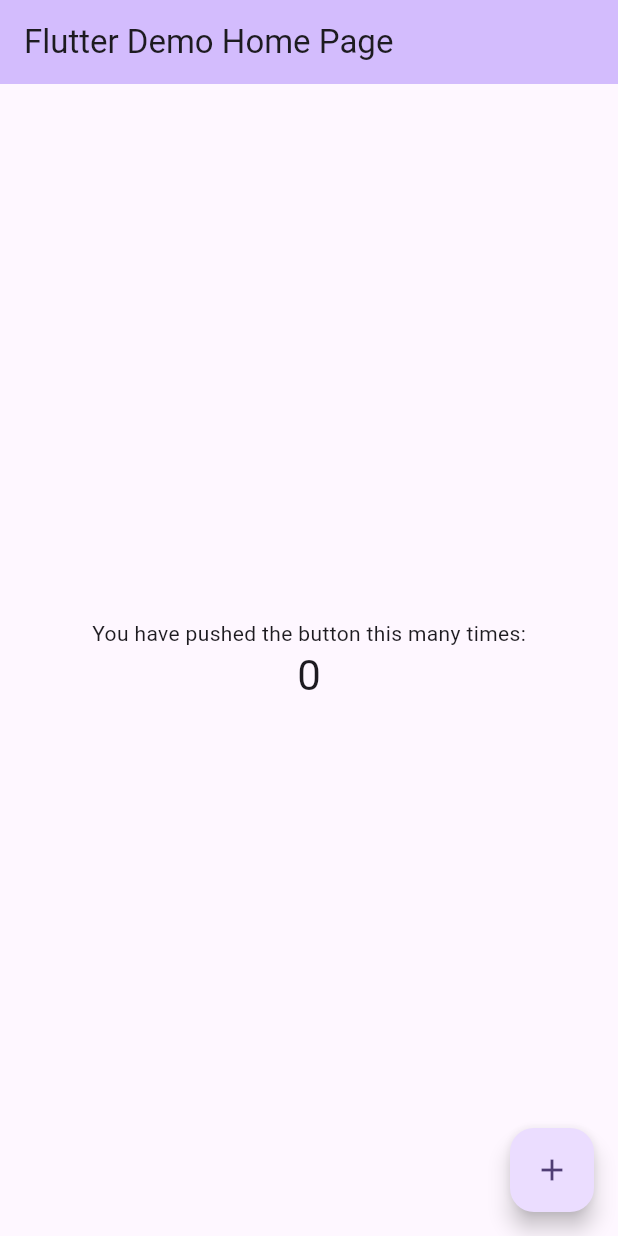
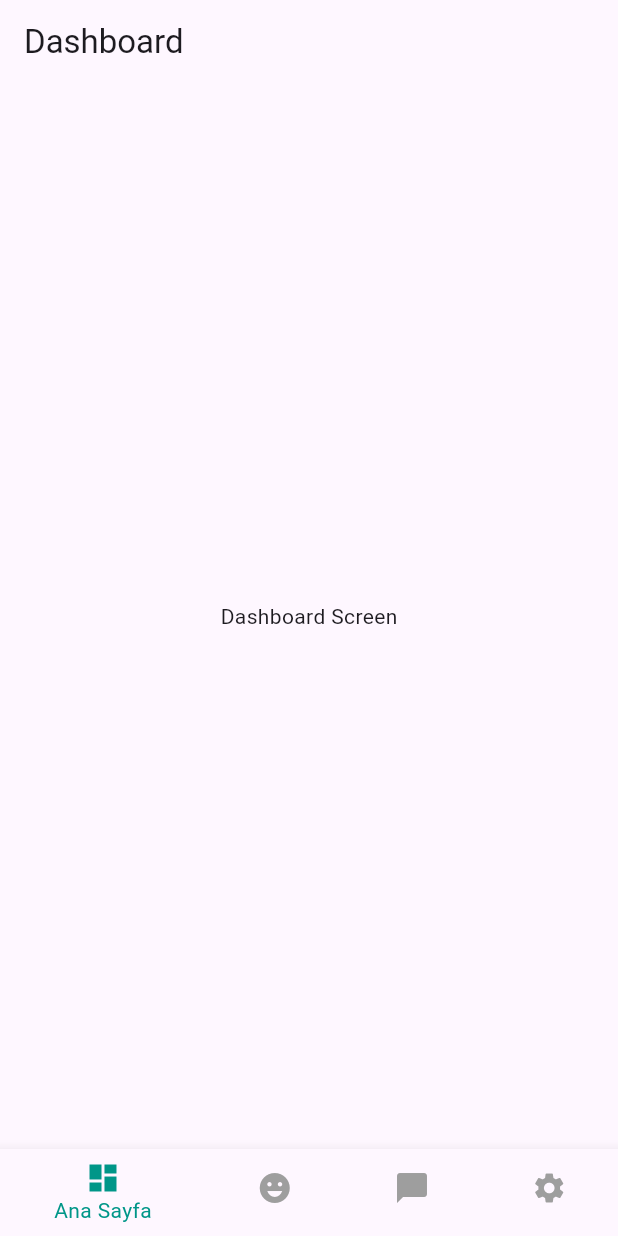
Before and after one commit to ilknur0zgenc/health-tracking-system, a Flutter app: the screen it shows after launch, on a phone screen of 412 x 824 dp. Run offline on Flutter 3.47's test engine with Material 3 defaults, Android fonts, the phone set to English and light mode, and no system bars; our stand-ins replace firebase_core; accounts and stored records are empty.

Commit message:
Add main navigation and screens for health tracking app

```diff
--- a/health_care/lib/main.dart
+++ b/health_care/lib/main.dart
@@ -1,128 +1,86 @@
 import 'package:flutter/material.dart';
 import 'package:firebase_core/firebase_core.dart';
 import 'firebase_options.dart';
+import 'screens/dashboard_screen.dart';
+import 'screens/water_screen.dart';
+import 'screens/medication_screen.dart';
+import 'screens/appointment_screen.dart';
+import 'screens/mood_screen.dart';
+import 'screens/chatbot_screen.dart';
+import 'screens/settings_screen.dart';
 
-void main() async {
-  WidgetsFlutterBinding.ensureInitialized();
-  await Firebase.initializeApp(
-    options: DefaultFirebaseOptions.currentPlatform,
-  );
+void main() {
   runApp(const MyApp());
 }
 
 class MyApp extends StatelessWidget {
   const MyApp({super.key});
 
-  // This widget is the root of your application.
   @override
   Widget build(BuildContext context) {
     return MaterialApp(
-      title: 'Flutter Demo',
+      debugShowCheckedModeBanner: false,
+      title: "Health Tracking App",
       theme: ThemeData(
-        // This is the theme of your application.
-        //
-        // TRY THIS: Try running your application with "flutter run". You'll see
-        // the application has a purple toolbar. Then, without quitting the app,
-        // try changing the seedColor in the colorScheme below to Colors.green
-        // and then invoke "hot reload" (save your changes or press the "hot
-        // reload" button in a Flutter-supported IDE, or press "r" if you used
-        // the command line to start the app).
-        //
-        // Notice that the counter didn't reset back to zero; the application
-        // state is not lost during the reload. To reset the state, use hot
-        // restart instead.
-        //
-        // This works for code too, not just values: Most code changes can be
-        // tested with just a hot reload.
-        colorScheme: ColorScheme.fromSeed(seedColor: Colors.deepPurple),
+        primarySwatch: Colors.teal,
       ),
-      home: const MyHomePage(title: 'Flutter Demo Home Page'),
+      home: const MainNavigation(),
     );
   }
 }
 
-class MyHomePage extends StatefulWidget {
-  const MyHomePage({super.key, required this.title});
-
-  // This widget is the home page of your application. It is stateful, meaning
-  // that it has a State object (defined below) that contains fields that affect
-  // how it looks.
-
-  // This class is the configuration for the state. It holds the values (in this
-  // case the title) provided by the parent (in this case the App widget) and
-  // used by the build method of the State. Fields in a Widget subclass are
-  // always marked "final".
-
-  final String title;
+class MainNavigation extends StatefulWidget {
+  const MainNavigation({super.key});
 
   @override
-  State<MyHomePage> createState() => _MyHomePageState();
+  State<MainNavigation> createState() => _MainNavigationState();
 }
 
-class _MyHomePageState extends State<MyHomePage> {
-  int _counter = 0;
+class _MainNavigationState extends State<MainNavigation> {
+  int _currentIndex = 0;
 
-  void _incrementCounter() {
-    setState(() {
-      // This call to setState tells the Flutter framework that something has
-      // changed in this State, which causes it to rerun the build method below
-      // so that the display can reflect the updated values. If we changed
-      // _counter without calling setState(), then the build method would not be
-      // called again, and so nothing would appear to happen.
-      _counter++;
-    });
-  }
+  final List<Widget> _pages = [
+    DashboardScreen(),
+    MoodScreen(),
+    ChatbotScreen(),
+    SettingsScreen(),
+  ];
 
   @override
   Widget build(BuildContext context) {
-    // This method is rerun every time setState is called, for instance as done
-    // by the _incrementCounter method above.
-    //
-    // The Flutter framework has been optimized to make rerunning build methods
-    // fast, so that you can just rebuild anything that needs updating rather
-    // than having to individually change instances of widgets.
     return Scaffold(
-      appBar: AppBar(
-        // TRY THIS: Try changing the color here to a specific color (to
-        // Colors.amber, perhaps?) and trigger a hot reload to see the AppBar
-        // change color while the other colors stay the same.
-        backgroundColor: Theme.of(context).colorScheme.inversePrimary,
-        // Here we take the value from the MyHomePage object that was created by
-        // the App.build method, and use it to set our appbar title.
-        title: Text(widget.title),
+      body: _pages[_currentIndex],
+
+      bottomNavigationBar: BottomNavigationBar(
+        currentIndex: _currentIndex,
+        onTap: (index) {
+          setState(() {
+            _currentIndex = index;
+          });
+        },
+
+        selectedItemColor: Colors.teal,
+        unselectedItemColor: Colors.grey,
+
+        items: const [
+          BottomNavigationBarItem(
+            icon: Icon(Icons.dashboard),
+            label: "Ana Sayfa",
+          ),
+          BottomNavigationBarItem(
+            icon: Icon(Icons.emoji_emotions),
+            label: "Duygular",
+          ),
+          BottomNavigationBarItem(
+            icon: Icon(Icons.chat_bubble),
+            label: "Chatbot",
+          ),
+          BottomNavigationBarItem(
+            icon: Icon(Icons.settings),
+            label: "Ayarlar",
+          ),
+        ],
       ),
-      body: Center(
-        // Center is a layout widget. It takes a single child and positions it
-        // in the middle of the parent.
-        child: Column(
-          // Column is also a layout widget. It takes a list of children and
-          // arranges them vertically. By default, it sizes itself to fit its
-          // children horizontally, and tries to be as tall as its parent.
-          //
-          // Column has various properties to control how it sizes itself and
-          // how it positions its children. Here we use mainAxisAlignment to
-          // center the children vertically; the main axis here is the vertical
-          // axis because Columns are vertical (the cross axis would be
-          // horizontal).
-          //
-          // TRY THIS: Invoke "debug painting" (choose the "Toggle Debug Paint"
-          // action in the IDE, or press "p" in the console), to see the
-          // wireframe for each widget.
-          mainAxisAlignment: MainAxisAlignment.center,
-          children: <Widget>[
-            const Text('You have pushed the button this many times:'),
-            Text(
-              '$_counter',
-              style: Theme.of(context).textTheme.headlineMedium,
-            ),
-          ],
-        ),
-      ),
-      floatingActionButton: FloatingActionButton(
-        onPressed: _incrementCounter,
-        tooltip: 'Increment',
-        child: const Icon(Icons.add),
-      ), // This trailing comma makes auto-formatting nicer for build methods.
     );
   }
 }
--- /dev/null
+++ b/health_care/lib/screens/dashboard_screen.dart
@@ -0,0 +1,11 @@
+import 'package:flutter/material.dart';
+
+class DashboardScreen extends StatelessWidget {
+  @override
+  Widget build(BuildContext context) {
+    return Scaffold(
+      appBar: AppBar(title: Text("Dashboard")),
+      body: Center(child: Text("Dashboard Screen")),
+    );
+  }
+}
```
Also changed, not shown: health_care/lib/screens/appointment_screen.dart (added, +11 -0 lines), health_care/lib/screens/chatbot_screen.dart (added, +11 -0 lines), health_care/lib/screens/medication_screen.dart (added, +11 -0 lines), health_care/lib/screens/mood_screen.dart (added, +11 -0 lines), health_care/lib/screens/settings_screen.dart (added, +11 -0 lines), health_care/lib/screens/water_screen.dart (added, +11 -0 lines).
